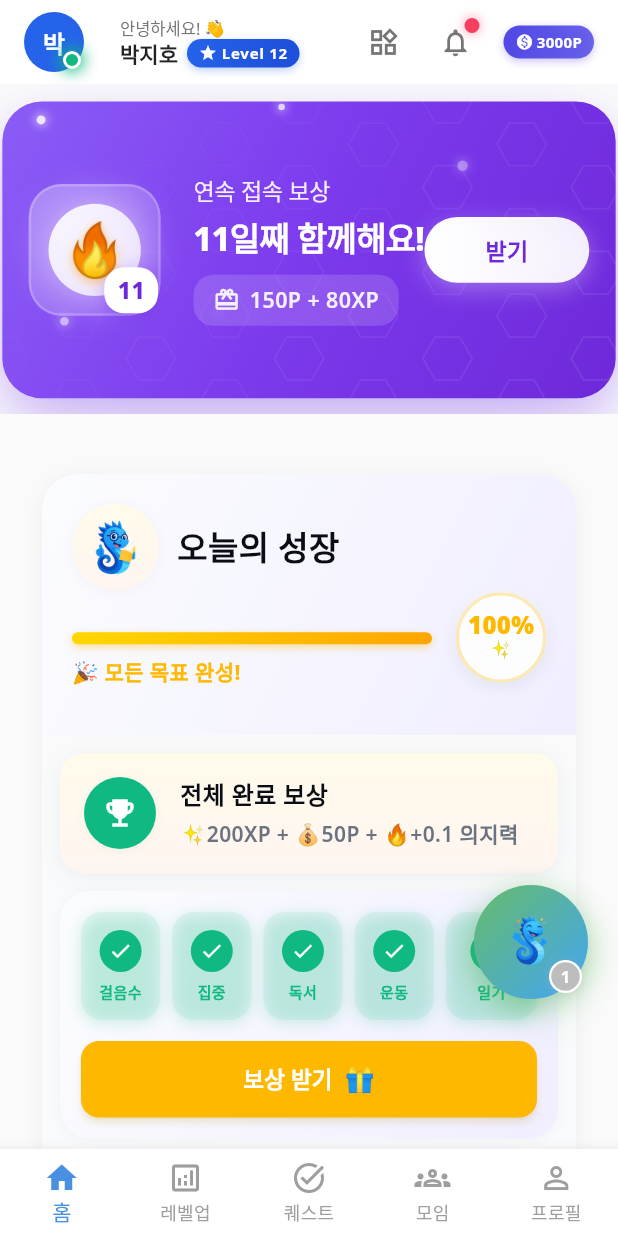
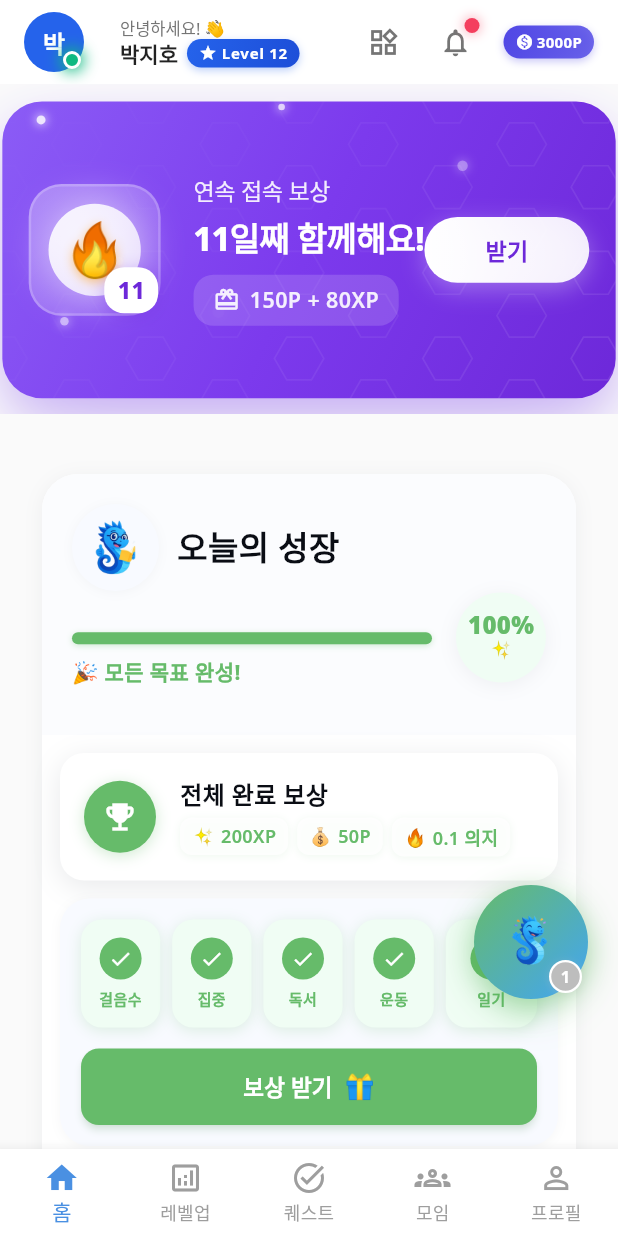
Before and after one commit to majang0/sherpa_app, a Flutter app: the screen it shows after launch, on a phone screen of 412 x 824 dp. Run offline on Flutter 3.47's test engine with Material 3 defaults, Android fonts, the phone set to English and light mode, and no system bars; our stand-ins replace animated_text_kit, confetti, countup, firebase_core, fl_chart, flutter_animate and 8 more; missing offline and left inert: simple_animation_progress_bar; accounts and stored records are empty.

Commit message:
refactor(home): 그라데이션 제거 및 클린 디자인 완성 [home6]
- 전체 위젯에서 그라데이션 제거하고 단색 배경으로 변경
- 보상 카드: 순백색 배경 + elevation 3 그림자로 명확한 경계
- 진행률 바: 단색 배경으로 단순화
- 원형 진행률: borderless 디자인으로 깔끔함 추구
- 보상 아이템: Wrap 위젯으로 개별 표시하여 가독성 향상
- ModernColors.dayCompleted로 완료 상태 색상 통일

🤖 Generated with [Claude Code](https://claude.ai/code)

Co-Authored-By: Claude <noreply@anthropic.com>

```diff
--- a/lib/features/home/presentation/widgets/personalized_growth_dashboard_widget.dart
+++ b/lib/features/home/presentation/widgets/personalized_growth_dashboard_widget.dart
@@ -75,7 +75,7 @@ class _PersonalizedGrowthDashboardWidgetState
       child: Container(
         margin: const EdgeInsets.symmetric(horizontal: 8),
         decoration: BoxDecoration(
-          gradient: ModernColors.softGradient,
+          color: ModernColors.surface,
           borderRadius: BorderRadius.circular(24),
           boxShadow: ModernColors.getElevationShadow(2),
         ),
@@ -116,7 +116,7 @@ class _PersonalizedGrowthDashboardWidgetState
     return Container(
       padding: const EdgeInsets.fromLTRB(20, 20, 20, 20),
       decoration: BoxDecoration(
-        gradient: ModernColors.dreamyGradient,
+        color: ModernColors.backgroundElevated,
         borderRadius: const BorderRadius.only(
           topLeft: Radius.circular(24),
           topRight: Radius.circular(24),
@@ -170,17 +170,17 @@ class _PersonalizedGrowthDashboardWidgetState
                         widthFactor: progress,
                         child: Container(
                           decoration: BoxDecoration(
-                            gradient: isAllCompleted
-                                ? ModernColors.rewardGradient
-                                : ModernColors.primaryGradient,
+                            color: isAllCompleted
+                                ? ModernColors.dayCompleted
+                                : ModernColors.modernPrimary,
                             borderRadius: BorderRadius.circular(4),
                             boxShadow: [
                               BoxShadow(
                                 color: (isAllCompleted
-                                    ? ModernColors.reward
-                                    : ModernColors.modernPrimary).withOpacity(0.4),
-                                blurRadius: 4,
-                                offset: const Offset(0, 2),
+                                    ? ModernColors.dayCompleted
+                                    : ModernColors.modernPrimary).withOpacity(0.3),
+                                blurRadius: 3,
+                                offset: const Offset(0, 1),
                               ),
                             ],
                           ),
@@ -198,7 +198,7 @@ class _PersonalizedGrowthDashboardWidgetState
                         fontSize: 14,
                         fontWeight: FontWeight.w700,
                         color: isAllCompleted
-                            ? ModernColors.reward
+                            ? ModernColors.dayCompleted
                             : ModernColors.modernText,
                       ),
                     ),
@@ -215,26 +215,11 @@ class _PersonalizedGrowthDashboardWidgetState
                   width: 60,
                   height: 60,
                   decoration: BoxDecoration(
-                    color: Colors.white.withOpacity(0.9),
+                    color: isAllCompleted
+                        ? ModernColors.softDew
+                        : ModernColors.backgroundElevated,
                     shape: BoxShape.circle,
-                    border: Border.all(
-                      color: isAllCompleted
-                          ? ModernColors.reward.withOpacity(0.3)
-                          : ModernColors.modernPrimary.withOpacity(0.2),
-                      width: 2,
-                    ),
-                    boxShadow: [
-                      BoxShadow(
-                        color: Colors.white.withOpacity(0.8),
-                        blurRadius: 4,
-                        offset: const Offset(0, -1),
-                      ),
-                      BoxShadow(
-                        color: ModernColors.shadowBase.withOpacity(0.1),
-                        blurRadius: 8,
-                        offset: const Offset(0, 2),
-                      ),
-                    ],
+                    boxShadow: ModernColors.getElevationShadow(2),
                   ),
                   child: Center(
                     child: Column(
@@ -246,7 +231,7 @@ class _PersonalizedGrowthDashboardWidgetState
                             fontSize: 16,
                             fontWeight: FontWeight.w900,
                             color: isAllCompleted
-                                ? ModernColors.reward
+                                ? ModernColors.dayCompleted
                                 : ModernColors.modernPrimary,
                             height: 1,
                           ),
@@ -283,7 +268,7 @@ class _PersonalizedGrowthDashboardWidgetState
         height: 58,
         padding: const EdgeInsets.all(6),
         decoration: BoxDecoration(
-          gradient: ModernColors.warmGradient,
+          color: ModernColors.backgroundSubtle,
           shape: BoxShape.circle,
           boxShadow: ModernColors.getElevationShadow(1),
         ),
@@ -338,7 +323,7 @@ class _PersonalizedGrowthDashboardWidgetState
           child: Container(
             padding: const EdgeInsets.all(14),
             decoration: BoxDecoration(
-              gradient: ModernColors.dreamyGradient,
+              color: ModernColors.backgroundSubtle,
               borderRadius: BorderRadius.circular(20),
               boxShadow: ModernColors.getElevationShadow(1),
             ),
@@ -383,9 +368,9 @@ class _PersonalizedGrowthDashboardWidgetState
       margin: const EdgeInsets.symmetric(horizontal: 12),
       padding: const EdgeInsets.all(16),
       decoration: BoxDecoration(
-        gradient: ModernColors.warmGradient,
+        color: Colors.white,
         borderRadius: BorderRadius.circular(16),
-        boxShadow: ModernColors.getElevationShadow(2),
+        boxShadow: ModernColors.getElevationShadow(3),
       ),
       child: Row(
         children: [
@@ -393,9 +378,15 @@ class _PersonalizedGrowthDashboardWidgetState
             width: 48,
             height: 48,
             decoration: BoxDecoration(
-              color: ModernColors.modernSuccess,
+              color: ModernColors.dayCompleted,
               shape: BoxShape.circle,
-              boxShadow: ModernColors.getElevationShadow(1),
+              boxShadow: [
+                BoxShadow(
+                  color: ModernColors.dayCompleted.withOpacity(0.3),
+                  blurRadius: 8,
+                  offset: const Offset(0, 2),
+                ),
+              ],
             ),
             child: const Icon(
               Icons.emoji_events,
@@ -417,15 +408,52 @@ class _PersonalizedGrowthDashboardWidgetState
                   ),
                 ),
                 const SizedBox(height: 4),
-                Text(
-                  '✨200XP + 💰50P + 🔥+0.1 의지력',
-                  style: GoogleFonts.notoSans(
-                    fontSize: 14,
-                    fontWeight: FontWeight.w600,
-                    color: ModernColors.modernTextSecondary,
-                  ),
+                Wrap(
+                  spacing: 6,
+                  runSpacing: 4,
+                  children: [
+                    _buildRewardItem('✨', '200XP'),
+                    _buildRewardItem('💰', '50P'),
+                    _buildRewardItem('🔥', '0.1 의지'),
+                  ],
                 ),
               ],
+            ),
+          ),
+        ],
+      ),
+    );
+  }
+
+  // 보상 아이템 위젯
+  Widget _buildRewardItem(String emoji, String text) {
+    return Container(
+      padding: const EdgeInsets.symmetric(horizontal: 8, vertical: 4),
+      decoration: BoxDecoration(
+        color: Colors.white.withOpacity(0.8),
+        borderRadius: BorderRadius.circular(8),
+        boxShadow: [
+          BoxShadow(
+            color: ModernColors.dayCompleted.withOpacity(0.1),
+            blurRadius: 4,
+            offset: const Offset(0, 1),
+          ),
+        ],
+      ),
+      child: Row(
+        mainAxisSize: MainAxisSize.min,
+        children: [
+          Text(
+            emoji,
+            style: const TextStyle(fontSize: 12),
+          ),
+          const SizedBox(width: 4),
+          Text(
+            text,
+            style: GoogleFonts.notoSans(
+              fontSize: 12,
+              fontWeight: FontWeight.w600,
+              color: ModernColors.dayCompleted,
             ),
           ),
         ],
@@ -450,14 +478,14 @@ class _PersonalizedGrowthDashboardWidgetState
     if (isCompleted) {
       // 보상 완료 상태
       buttonText = '보상 완료';
-      backgroundColor = ModernColors.modernSuccess;
+      backgroundColor = ModernColors.dayCompleted;
       foregroundColor = Colors.white;
       emoji = '✅';
       canClick = false;
     } else if (isActive) {
       // 보상 받을 수 있는 상태
       buttonText = '보상 받기';
-      backgroundColor = ModernColors.reward;
+      backgroundColor = ModernColors.dayCompleted;
       foregroundColor = Colors.white;
       emoji = '🎁';
       canClick = true;
@@ -554,13 +582,13 @@ class _PersonalizedGrowthDashboardWidgetState
         height: 72,
         decoration: BoxDecoration(
           color: isCompleted
-              ? ModernColors.modernSuccess.withOpacity(0.08)
+              ? ModernColors.softDew
               : ModernColors.softPearl,
           borderRadius: BorderRadius.circular(14),
           boxShadow: isCompleted
               ? [
                   BoxShadow(
-                    color: ModernColors.modernSuccess.withOpacity(0.2),
+                    color: ModernColors.dayCompleted.withOpacity(0.2),
                     blurRadius: 8,
                     offset: const Offset(0, 2),
                   ),
@@ -584,7 +612,7 @@ class _PersonalizedGrowthDashboardWidgetState
                 height: 28,
                 decoration: BoxDecoration(
                   color: isCompleted
-                      ? ModernColors.modernSuccess
+                      ? ModernColors.dayCompleted
                       : functionColor.withOpacity(0.15),
                   shape: BoxShape.circle,
                 ),
@@ -609,7 +637,7 @@ class _PersonalizedGrowthDashboardWidgetState
                   fontSize: 10,
                   fontWeight: FontWeight.w600,
                   color: isCompleted
-                      ? ModernColors.modernSuccess
+                      ? ModernColors.dayCompleted
                       : ModernColors.modernText,
                 ),
                 textAlign: TextAlign.center,
@@ -700,10 +728,6 @@ class _PersonalizedGrowthDashboardWidgetState
         color: Colors.white,
         borderRadius: BorderRadius.circular(16),
         boxShadow: ModernColors.getElevationShadow(1),
-        border: Border.all(
-          color: ModernColors.borderLight,
-          width: 1,
-        ),
       ),
       child: Column(
         crossAxisAlignment: CrossAxisAlignment.start,
```
